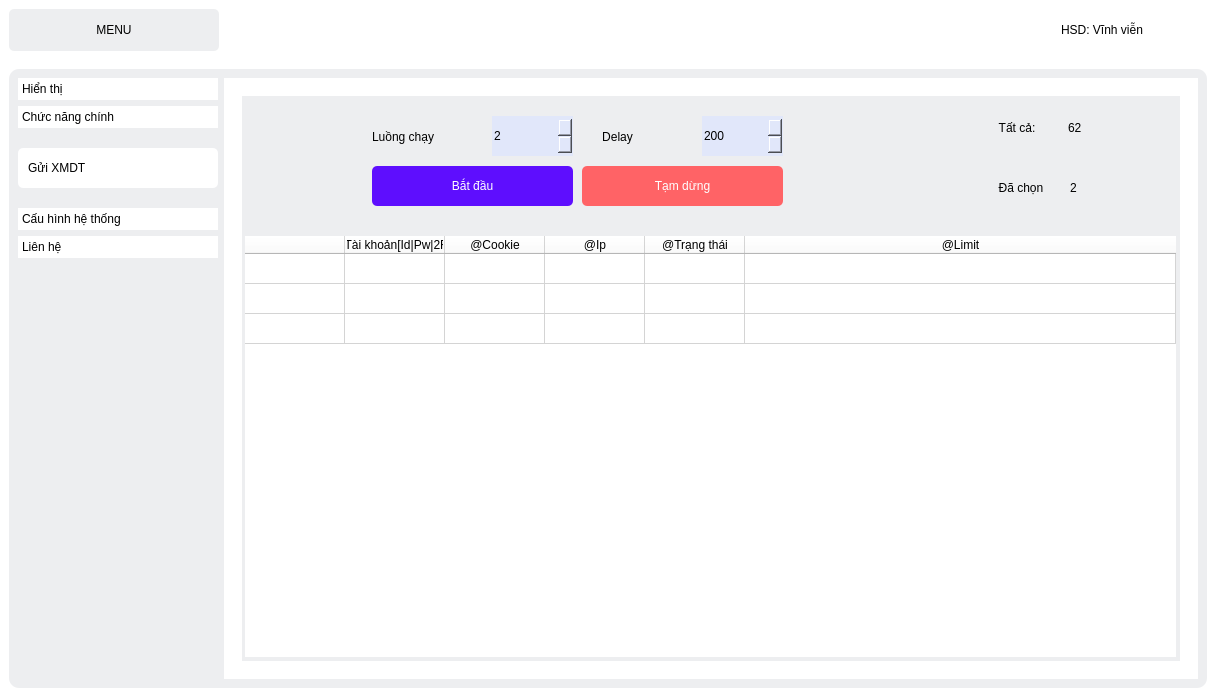
Qt form interface.ui (NguyenHuuHai2310/code_dao) before a commit.
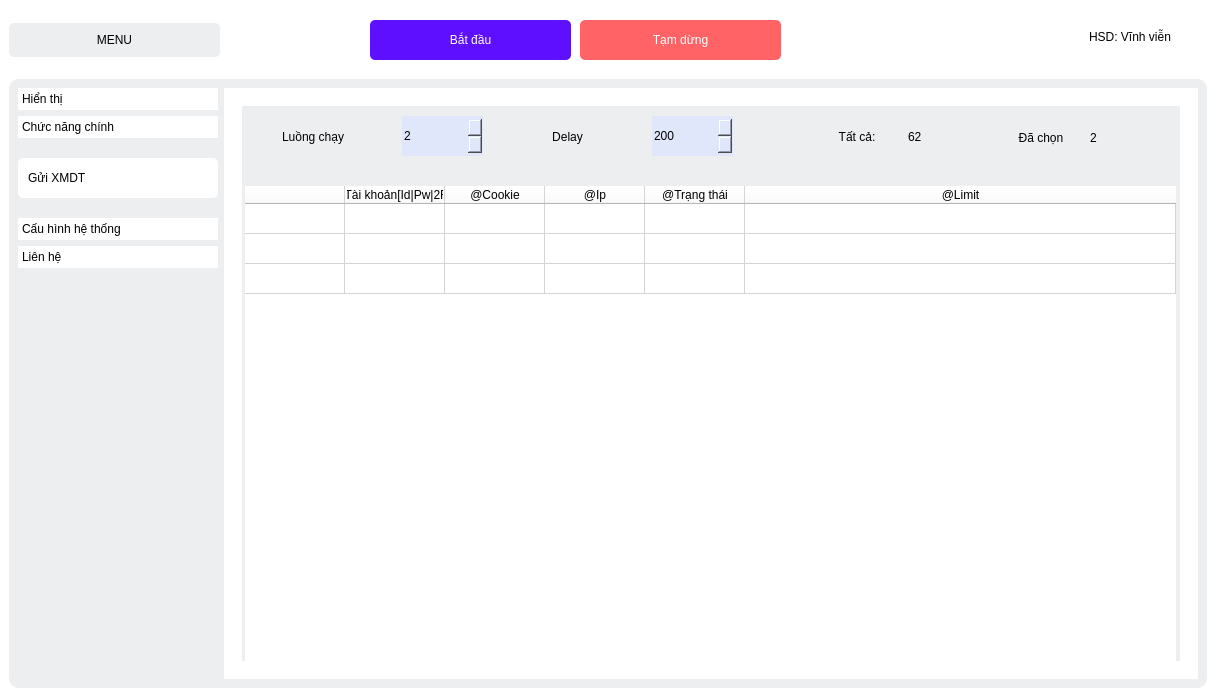
The same form after that commit. The open tabs and pages were chosen to show the change. Icons and pictures are not drawn.

Patch:
```diff
--- a/interface.ui
+++ b/interface.ui
@@ -104,13 +104,13 @@
       <property name="minimumSize">
        <size>
         <width>0</width>
-        <height>60</height>
+        <height>70</height>
        </size>
       </property>
       <property name="maximumSize">
        <size>
         <width>16777215</width>
-        <height>60</height>
+        <height>70</height>
        </size>
       </property>
       <property name="frameShape">
@@ -119,9 +119,21 @@
       <property name="frameShadow">
        <enum>QFrame::Raised</enum>
       </property>
-      <layout class="QHBoxLayout" name="horizontalLayout_2">
-       <item alignment="Qt::AlignLeft">
         <widget class="QFrame" name="frame_3">
+       <property name="geometry">
+        <rect>
+         <x>9</x>
+         <y>9</y>
+         <width>211</width>
+         <height>62</height>
+        </rect>
+       </property>
+       <property name="maximumSize">
+        <size>
+         <width>240</width>
+         <height>16777215</height>
+        </size>
+       </property>
          <property name="frameShape">
           <enum>QFrame::StyledPanel</enum>
          </property>
@@ -145,19 +157,7 @@
            <number>0</number>
           </property>
           <item>
-           <widget class="QPushButton" name="menuButton">
-            <property name="minimumSize">
-             <size>
-              <width>210</width>
-              <height>30</height>
-             </size>
-            </property>
-            <property name="maximumSize">
-             <size>
-              <width>210</width>
-              <height>50</height>
-             </size>
-            </property>
+         <widget class="QPushButton" name="pushButton">
             <property name="styleSheet">
              <string notr="true">background-color: #edeef0;
 color: rgb(0,0,0);
@@ -166,19 +166,19 @@
             <property name="text">
              <string>MENU</string>
             </property>
-            <property name="iconSize">
-             <size>
-              <width>32</width>
-              <height>32</height>
-             </size>
-            </property>
            </widget>
           </item>
          </layout>
         </widget>
-       </item>
-       <item>
         <widget class="QFrame" name="frame_5">
+       <property name="geometry">
+        <rect>
+         <x>1080</x>
+         <y>20</y>
+         <width>108</width>
+         <height>33</height>
+        </rect>
+       </property>
          <property name="minimumSize">
           <size>
            <width>0</width>
@@ -194,22 +194,100 @@
          <property name="frameShadow">
           <enum>QFrame::Raised</enum>
          </property>
+       <layout class="QHBoxLayout" name="horizontalLayout_2">
+        <item>
          <widget class="QLabel" name="label_2">
-          <property name="geometry">
-           <rect>
-            <x>450</x>
-            <y>10</y>
-            <width>121</width>
-            <height>21</height>
-           </rect>
-          </property>
           <property name="text">
            <string>HSD: Vĩnh viễn</string>
           </property>
          </widget>
-        </widget>
-       </item>
-      </layout>
+        </item>
+       </layout>
+      </widget>
+      <widget class="QFrame" name="frame_15">
+       <property name="geometry">
+        <rect>
+         <x>300</x>
+         <y>10</y>
+         <width>771</width>
+         <height>61</height>
+        </rect>
+       </property>
+       <property name="frameShape">
+        <enum>QFrame::StyledPanel</enum>
+       </property>
+       <property name="frameShadow">
+        <enum>QFrame::Raised</enum>
+       </property>
+       <widget class="QPushButton" name="stop_button">
+        <property name="geometry">
+         <rect>
+          <x>280</x>
+          <y>10</y>
+          <width>201</width>
+          <height>40</height>
+         </rect>
+        </property>
+        <property name="minimumSize">
+         <size>
+          <width>0</width>
+          <height>40</height>
+         </size>
+        </property>
+        <property name="styleSheet">
+         <string notr="true">background-color: rgb(255, 99, 102);
+color: rgb(255, 255, 255);
+</string>
+        </property>
+        <property name="text">
+         <string>Tạm dừng</string>
+        </property>
+        <property name="icon">
+         <iconset resource="resources.qrc">
+          <normaloff>:/icons/icons/stop.png</normaloff>:/icons/icons/stop.png</iconset>
+        </property>
+        <property name="iconSize">
+         <size>
+          <width>24</width>
+          <height>24</height>
+         </size>
+        </property>
+       </widget>
+       <widget class="QPushButton" name="start_button">
+        <property name="geometry">
+         <rect>
+          <x>70</x>
+          <y>10</y>
+          <width>201</width>
+          <height>40</height>
+         </rect>
+        </property>
+        <property name="minimumSize">
+         <size>
+          <width>0</width>
+          <height>40</height>
+         </size>
+        </property>
+        <property name="styleSheet">
+         <string notr="true">background-color: rgba(85, 0, 255, 240);
+color: rgb(255, 255, 255);
+</string>
+        </property>
+        <property name="text">
+         <string>Bắt đầu</string>
+        </property>
+        <property name="icon">
+         <iconset resource="resources.qrc">
+          <normaloff>:/icons/icons/play.png</normaloff>:/icons/icons/play.png</iconset>
+        </property>
+        <property name="iconSize">
+         <size>
+          <width>24</width>
+          <height>24</height>
+         </size>
+        </property>
+       </widget>
+      </widget>
      </widget>
     </item>
     <item>
@@ -363,8 +441,8 @@
                        <rect>
                         <x>0</x>
                         <y>0</y>
-                        <width>117</width>
-                        <height>40</height>
+                        <width>200</width>
+                        <height>68</height>
                        </rect>
                       </property>
                       <attribute name="icon">
@@ -551,79 +629,11 @@
                       <property name="frameShadow">
                        <enum>QFrame::Raised</enum>
                       </property>
-                      <widget class="QPushButton" name="start_button">
-                       <property name="geometry">
-                        <rect>
-                         <x>130</x>
-                         <y>70</y>
-                         <width>201</width>
-                         <height>40</height>
-                        </rect>
-                       </property>
-                       <property name="minimumSize">
-                        <size>
-                         <width>0</width>
-                         <height>40</height>
-                        </size>
-                       </property>
-                       <property name="styleSheet">
-                        <string notr="true">background-color: rgba(85, 0, 255, 240);
-color: rgb(255, 255, 255);
-</string>
-                       </property>
-                       <property name="text">
-                        <string>Bắt đầu</string>
-                       </property>
-                       <property name="icon">
-                        <iconset resource="resources.qrc">
-                         <normaloff>:/icons/icons/play.png</normaloff>:/icons/icons/play.png</iconset>
-                       </property>
-                       <property name="iconSize">
-                        <size>
-                         <width>24</width>
-                         <height>24</height>
-                        </size>
-                       </property>
-                      </widget>
-                      <widget class="QPushButton" name="stop_button">
-                       <property name="geometry">
-                        <rect>
-                         <x>340</x>
-                         <y>70</y>
-                         <width>201</width>
-                         <height>40</height>
-                        </rect>
-                       </property>
-                       <property name="minimumSize">
-                        <size>
-                         <width>0</width>
-                         <height>40</height>
-                        </size>
-                       </property>
-                       <property name="styleSheet">
-                        <string notr="true">background-color: rgb(255, 99, 102);
-color: rgb(255, 255, 255);
-</string>
-                       </property>
-                       <property name="text">
-                        <string>Tạm dừng</string>
-                       </property>
-                       <property name="icon">
-                        <iconset resource="resources.qrc">
-                         <normaloff>:/icons/icons/stop.png</normaloff>:/icons/icons/stop.png</iconset>
-                       </property>
-                       <property name="iconSize">
-                        <size>
-                         <width>24</width>
-                         <height>24</height>
-                        </size>
-                       </property>
-                      </widget>
                       <widget class="QPushButton" name="pushButton_3">
                        <property name="geometry">
                         <rect>
-                         <x>120</x>
-                         <y>20</y>
+                         <x>30</x>
+                         <y>10</y>
                          <width>131</width>
                          <height>41</height>
                         </rect>
@@ -648,8 +658,8 @@
                       <widget class="QPushButton" name="pushButton_4">
                        <property name="geometry">
                         <rect>
-                         <x>330</x>
-                         <y>20</y>
+                         <x>280</x>
+                         <y>10</y>
                          <width>91</width>
                          <height>41</height>
                         </rect>
@@ -668,74 +678,11 @@
                         </size>
                        </property>
                       </widget>
-                      <widget class="QFrame" name="frame_12">
-                       <property name="geometry">
-                        <rect>
-                         <x>590</x>
-                         <y>0</y>
-                         <width>130</width>
-                         <height>62</height>
-                        </rect>
-                       </property>
-                       <property name="styleSheet">
-                        <string notr="true">color: rgb(0, 0, 0);</string>
-                       </property>
-                       <property name="frameShape">
-                        <enum>QFrame::StyledPanel</enum>
-                       </property>
-                       <property name="frameShadow">
-                        <enum>QFrame::Raised</enum>
-                       </property>
-                       <layout class="QHBoxLayout" name="horizontalLayout_6">
-                        <property name="leftMargin">
-                         <number>0</number>
-                        </property>
-                        <property name="topMargin">
-                         <number>0</number>
-                        </property>
-                        <property name="rightMargin">
-                         <number>0</number>
-                        </property>
-                        <property name="bottomMargin">
-                         <number>0</number>
-                        </property>
-                       </layout>
-                      </widget>
-                      <widget class="QFrame" name="frame_13">
-                       <property name="geometry">
-                        <rect>
-                         <x>590</x>
-                         <y>60</y>
-                         <width>130</width>
-                         <height>62</height>
-                        </rect>
-                       </property>
-                       <property name="frameShape">
-                        <enum>QFrame::StyledPanel</enum>
-                       </property>
-                       <property name="frameShadow">
-                        <enum>QFrame::Raised</enum>
-                       </property>
-                       <layout class="QHBoxLayout" name="horizontalLayout_8">
-                        <property name="spacing">
-                         <number>0</number>
-                        </property>
-                        <property name="leftMargin">
-                         <number>0</number>
-                        </property>
-                        <property name="topMargin">
-                         <number>0</number>
-                        </property>
-                        <property name="bottomMargin">
-                         <number>0</number>
-                        </property>
-                       </layout>
-                      </widget>
                       <widget class="QSpinBox" name="num_threads">
                        <property name="geometry">
                         <rect>
-                         <x>250</x>
-                         <y>20</y>
+                         <x>160</x>
+                         <y>10</y>
                          <width>81</width>
                          <height>40</height>
                         </rect>
@@ -773,8 +720,8 @@
                       <widget class="QSpinBox" name="delay_time">
                        <property name="geometry">
                         <rect>
-                         <x>460</x>
-                         <y>20</y>
+                         <x>410</x>
+                         <y>10</y>
                          <width>81</width>
                          <height>40</height>
                         </rect>
@@ -812,8 +759,8 @@
                       <widget class="QPushButton" name="pushButton_6">
                        <property name="geometry">
                         <rect>
-                         <x>730</x>
-                         <y>70</y>
+                         <x>750</x>
+                         <y>10</y>
                          <width>98</width>
                          <height>44</height>
                         </rect>
@@ -832,50 +779,11 @@
                         </size>
                        </property>
                       </widget>
-                      <widget class="QLabel" name="label_3">
-                       <property name="geometry">
-                        <rect>
-                         <x>826</x>
-                         <y>1</y>
-                         <width>34</width>
-                         <height>62</height>
-                        </rect>
-                       </property>
-                       <property name="styleSheet">
-                        <string notr="true">color: rgb(0, 0, 0);</string>
-                       </property>
-                       <property name="text">
-                        <string>62</string>
-                       </property>
-                      </widget>
-                      <widget class="QPushButton" name="pushButton_5">
-                       <property name="geometry">
-                        <rect>
-                         <x>730</x>
-                         <y>10</y>
-                         <width>90</width>
-                         <height>44</height>
-                        </rect>
-                       </property>
-                       <property name="text">
-                        <string>Tất cả:</string>
-                       </property>
-                       <property name="icon">
-                        <iconset resource="resources.qrc">
-                         <normaloff>:/icons/icons/list.png</normaloff>:/icons/icons/list.png</iconset>
-                       </property>
-                       <property name="iconSize">
-                        <size>
-                         <width>24</width>
-                         <height>24</height>
-                        </size>
-                       </property>
-                      </widget>
                       <widget class="QLabel" name="label_8">
                        <property name="geometry">
                         <rect>
-                         <x>828</x>
-                         <y>61</y>
+                         <x>848</x>
+                         <y>1</y>
                          <width>23</width>
                          <height>62</height>
                         </rect>
@@ -891,9 +799,9 @@
                        <property name="geometry">
                         <rect>
                          <x>3</x>
-                         <y>140</y>
+                         <y>80</y>
                          <width>931</width>
-                         <height>421</height>
+                         <height>481</height>
                         </rect>
                        </property>
                        <property name="sizePolicy">
@@ -1034,6 +942,45 @@
                         </property>
                        </column>
                       </widget>
+                      <widget class="QPushButton" name="pushButton_5">
+                       <property name="geometry">
+                        <rect>
+                         <x>570</x>
+                         <y>10</y>
+                         <width>90</width>
+                         <height>41</height>
+                        </rect>
+                       </property>
+                       <property name="text">
+                        <string>Tất cả:</string>
+                       </property>
+                       <property name="icon">
+                        <iconset resource="resources.qrc">
+                         <normaloff>:/icons/icons/list.png</normaloff>:/icons/icons/list.png</iconset>
+                       </property>
+                       <property name="iconSize">
+                        <size>
+                         <width>24</width>
+                         <height>24</height>
+                        </size>
+                       </property>
+                      </widget>
+                      <widget class="QLabel" name="label_3">
+                       <property name="geometry">
+                        <rect>
+                         <x>666</x>
+                         <y>10</y>
+                         <width>34</width>
+                         <height>41</height>
+                        </rect>
+                       </property>
+                       <property name="styleSheet">
+                        <string notr="true">color: rgb(0, 0, 0);</string>
+                       </property>
+                       <property name="text">
+                        <string>62</string>
+                       </property>
+                      </widget>
                      </widget>
                     </item>
                    </layout>
```
Left out of the diff: 8 changed lines with no effect on the pictures. Lines whose indentation alone changed are shown as unchanged.
